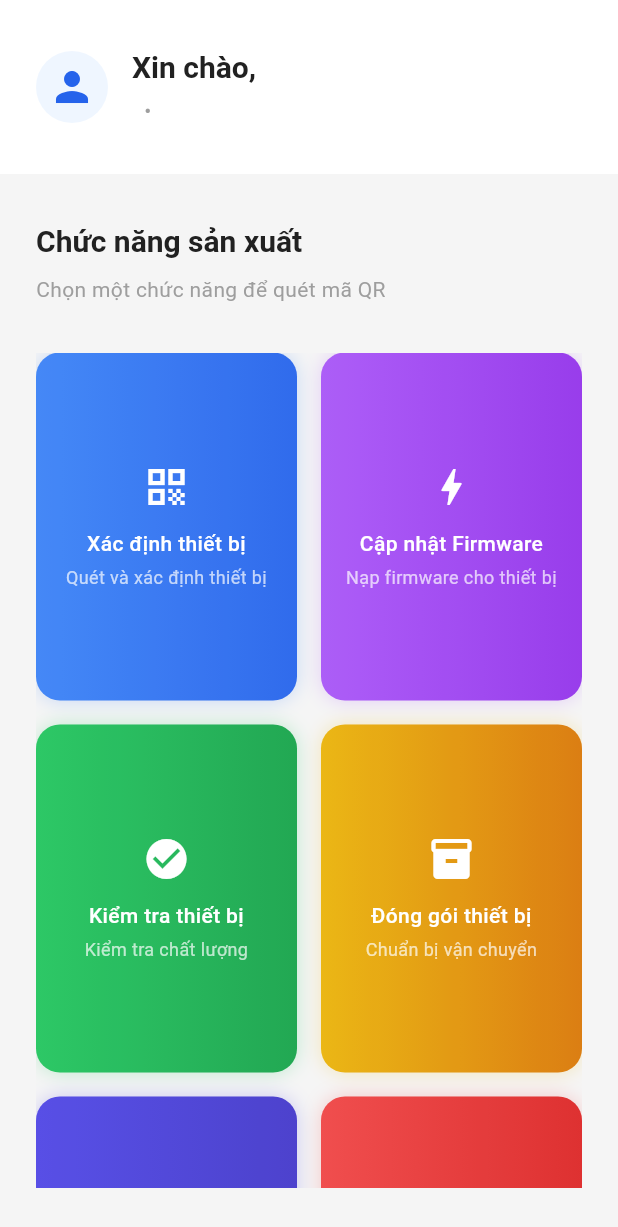
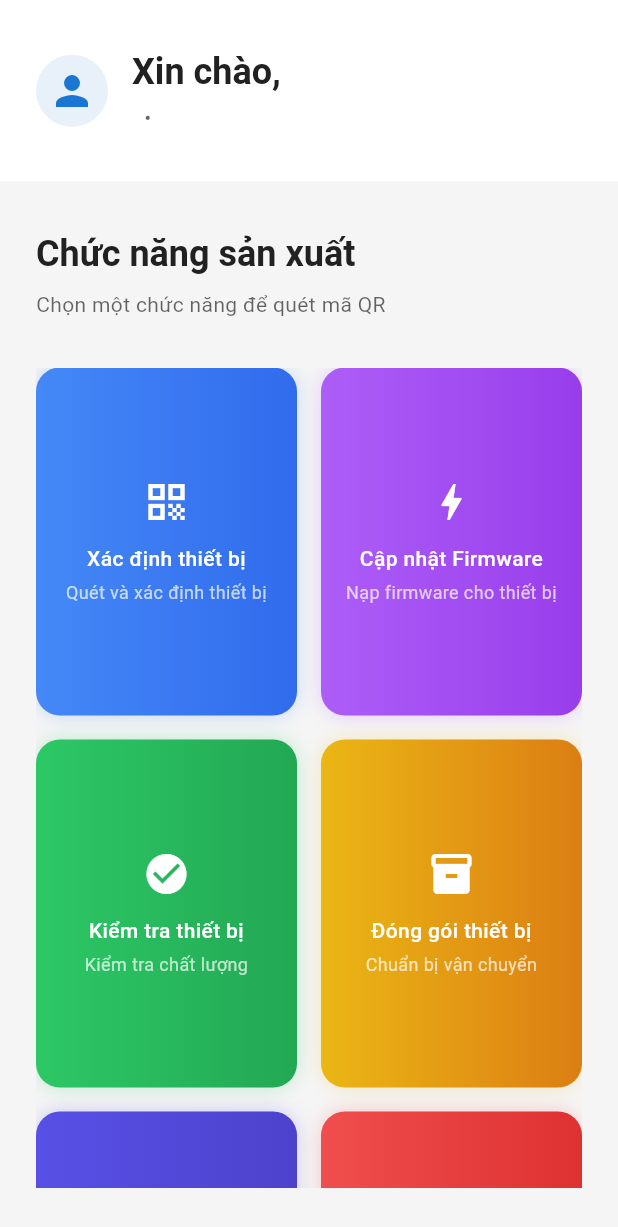
Before and after one commit to phamanhtuan-coder/sns_qr_tool, a Flutter app: the Dashboard screen opened directly with empty values, on a phone screen of 412 x 824 dp. Shown: the top 1227 px of the screen. Run offline on Flutter 3.47's test engine with Material 3 defaults, Android fonts, the phone set to English and light mode, and no system bars; our stand-ins replace device_info_plus, equatable, flutter_bloc, flutter_svg, get_it, logger and 2 more; missing offline and left inert: mobile_scanner; accounts and stored records are empty.

Commit message:
refactor: Update theme handling and improve UI consistency across screens

```diff
--- a/lib/presentation/screens/main_app.dart
+++ b/lib/presentation/screens/main_app.dart
@@ -50,9 +50,7 @@ class _MainAppState extends State<MainApp> {
     return ChangeNotifierProvider(
       create: (_) => ThemeProvider(),
       child: Consumer<ThemeProvider>(
-        builder: (context, themeProvider, _) => BlocProvider(
-          create: (context) => DashboardBloc(),
-          child: MaterialApp(
+        builder: (context, themeProvider, _) => MaterialApp(
           navigatorKey: _navigatorKey,
           debugShowCheckedModeBanner: false,
           theme: lightTheme,
@@ -112,7 +110,6 @@ class _MainAppState extends State<MainApp> {
           },
         ),
       ),
-      ),
     );
   }
 }
--- a/lib/presentation/widgets/dashboard.dart
+++ b/lib/presentation/widgets/dashboard.dart
@@ -66,7 +66,7 @@ class Dashboard extends StatelessWidget {
         child: Column(
           children: [
             Container(
-              color: Theme.of(context).cardColor,
+              color: Theme.of(context).colorScheme.surface,
               padding: const EdgeInsets.symmetric(horizontal: 24, vertical: 32),
               child: Row(
                 children: [
@@ -74,24 +74,44 @@ class Dashboard extends StatelessWidget {
                     width: 48,
                     height: 48,
                     decoration: BoxDecoration(
-                      color: const Color(0xFFEFF6FF),
+                      color: Theme.of(context).colorScheme.primary.withOpacity(0.1),
                       borderRadius: BorderRadius.circular(24),
                     ),
-                    child: const Icon(Icons.person, size: 32, color: Color(0xFF2563EB)),
+                    child: Icon(Icons.person,
+                      size: 32,
+                      color: Theme.of(context).colorScheme.primary
+                    ),
                   ),
                   const SizedBox(width: 16),
                   Column(
                     crossAxisAlignment: CrossAxisAlignment.start,
                     children: [
-                      Text('Xin chào, ${user.name}', style: Theme.of(context).textTheme.headlineSmall),
+                      Text(
+                        'Xin chào, ${user.name}',
+                        style: Theme.of(context).textTheme.headlineSmall
+                      ),
                       const SizedBox(height: 4),
                       Row(
                         children: [
-                          Text(user.role, style: const TextStyle(fontSize: 14, color: Colors.grey)),
+                          Text(user.role,
+                            style: TextStyle(
+                              fontSize: 14,
+                              color: Theme.of(context).colorScheme.onSurface.withOpacity(0.6)
+                            )
+                          ),
                           const SizedBox(width: 8),
-                          const Text('•', style: TextStyle(color: Colors.grey)),
+                          Text('•',
+                            style: TextStyle(
+                              color: Theme.of(context).colorScheme.onSurface.withOpacity(0.6)
+                            )
+                          ),
                           const SizedBox(width: 8),
-                          Text(user.department, style: const TextStyle(fontSize: 14, color: Colors.grey)),
+                          Text(user.department,
+                            style: TextStyle(
+                              fontSize: 14,
+                              color: Theme.of(context).colorScheme.onSurface.withOpacity(0.6)
+                            )
+                          ),
                         ],
                       ),
                     ],
@@ -105,9 +125,17 @@ class Dashboard extends StatelessWidget {
                 child: Column(
                   crossAxisAlignment: CrossAxisAlignment.start,
                   children: [
-                    Text('Chức năng sản xuất', style: Theme.of(context).textTheme.headlineSmall),
+                    Text('Chức năng sản xuất',
+                      style: Theme.of(context).textTheme.headlineSmall
+                    ),
                     const SizedBox(height: 8),
-                    const Text('Chọn một chức năng để quét mã QR', style: TextStyle(fontSize: 14, color: Colors.grey)),
+                    Text(
+                      'Chọn một chức năng để quét mã QR',
+                      style: TextStyle(
+                        fontSize: 14,
+                        color: Theme.of(context).colorScheme.onBackground.withOpacity(0.6)
+                      )
+                    ),
                     const SizedBox(height: 32),
                     Expanded(
                       child: GridView.builder(
--- a/lib/utils/theme.dart
+++ b/lib/utils/theme.dart
@@ -1,95 +1,92 @@
 import 'package:flutter/material.dart';
 import 'package:smart_net_qr_scanner/utils/app_colors.dart';
 
-final lightTheme = ThemeData(
+final ThemeData lightTheme = ThemeData(
   useMaterial3: true,
+  brightness: Brightness.light,
   primaryColor: AppColors.primary,
+  scaffoldBackgroundColor: AppColors.background,
   colorScheme: const ColorScheme.light(
     primary: AppColors.primary,
     secondary: AppColors.accent,
-    surface: AppColors.cardBackground,
+    surface: Colors.white,
+    background: AppColors.background,
     error: AppColors.error,
   ),
-  scaffoldBackgroundColor: AppColors.background,
-  cardColor: AppColors.cardBackground,
-  shadowColor: AppColors.shadowColor,
-  dividerColor: AppColors.dividerColor,
-  textTheme: const TextTheme(
-    headlineSmall: TextStyle(fontSize: 20, fontWeight: FontWeight.bold, color: AppColors.text),
-    bodyMedium: TextStyle(fontSize: 14, color: AppColors.textSecondary),
-  ),
-  elevatedButtonTheme: ElevatedButtonThemeData(
-    style: ElevatedButton.styleFrom(
-      backgroundColor: AppColors.primary,
-      foregroundColor: Colors.white,
-      shape: RoundedRectangleBorder(borderRadius: BorderRadius.circular(8)),
-    ),
+  cardTheme: CardThemeData(
+    color: AppColors.cardBackground,
+    elevation: 2,
+    shape: RoundedRectangleBorder(borderRadius: BorderRadius.circular(12)),
   ),
   inputDecorationTheme: InputDecorationTheme(
-    border: OutlineInputBorder(borderRadius: BorderRadius.circular(8)),
+    filled: true,
+    fillColor: Colors.white,
+    border: OutlineInputBorder(
+      borderRadius: BorderRadius.circular(12),
+      borderSide: BorderSide(color: AppColors.primary.withOpacity(0.2)),
+    ),
     enabledBorder: OutlineInputBorder(
-      borderRadius: BorderRadius.circular(8),
-      borderSide: const BorderSide(color: AppColors.dividerColor),
+      borderRadius: BorderRadius.circular(12),
+      borderSide: BorderSide(color: AppColors.primary.withOpacity(0.2)),
     ),
     focusedBorder: OutlineInputBorder(
-      borderRadius: BorderRadius.circular(8),
-      borderSide: const BorderSide(color: AppColors.primary, width: 2.0),
+      borderRadius: BorderRadius.circular(12),
+      borderSide: BorderSide(color: AppColors.primary),
     ),
-    fillColor: Colors.white,
-    filled: true,
+    labelStyle: TextStyle(color: AppColors.text),
+    hintStyle: TextStyle(color: AppColors.textSecondary),
   ),
-  appBarTheme: const AppBarTheme(
-    backgroundColor: AppColors.primary,
-    foregroundColor: Colors.white,
-    elevation: 0,
+  textTheme: TextTheme(
+    headlineLarge: TextStyle(color: AppColors.text, fontWeight: FontWeight.bold),
+    headlineMedium: TextStyle(color: AppColors.text, fontWeight: FontWeight.bold),
+    headlineSmall: TextStyle(color: AppColors.text, fontWeight: FontWeight.bold),
+    bodyLarge: TextStyle(color: AppColors.text),
+    bodyMedium: TextStyle(color: AppColors.text),
+    bodySmall: TextStyle(color: AppColors.textSecondary),
   ),
 );
 
-final darkTheme = ThemeData(
+final ThemeData darkTheme = ThemeData(
   useMaterial3: true,
+  brightness: Brightness.dark,
   primaryColor: AppColors.primary,
-  colorScheme: const ColorScheme.dark(
+  scaffoldBackgroundColor: AppColors.darkBackground,
+  colorScheme: ColorScheme.dark(
     primary: AppColors.primary,
     secondary: AppColors.accent,
-    surface: AppColors.darkCardBackground,
+    surface: AppColors.darkSurface,
+    background: AppColors.darkBackground,
     error: AppColors.error,
   ),
-  scaffoldBackgroundColor: AppColors.darkBackground,
-  cardColor: AppColors.darkCardBackground,
-  shadowColor: AppColors.shadowColor,
-  dividerColor: AppColors.darkDivider,
-  textTheme: const TextTheme(
-    headlineSmall: TextStyle(fontSize: 20, fontWeight: FontWeight.bold, color: AppColors.darkTextPrimary),
-    bodyMedium: TextStyle(fontSize: 14, color: AppColors.darkTextSecondary),
-  ),
-  elevatedButtonTheme: ElevatedButtonThemeData(
-    style: ElevatedButton.styleFrom(
-      backgroundColor: AppColors.primary,
-      foregroundColor: Colors.white,
-      shape: RoundedRectangleBorder(borderRadius: BorderRadius.circular(8)),
-    ),
+  cardTheme: CardThemeData(
+    color: AppColors.darkCardBackground,
+    elevation: 2,
+    shape: RoundedRectangleBorder(borderRadius: BorderRadius.circular(12)),
   ),
   inputDecorationTheme: InputDecorationTheme(
-    border: OutlineInputBorder(borderRadius: BorderRadius.circular(8)),
+    filled: true,
+    fillColor: AppColors.darkSurface,
+    border: OutlineInputBorder(
+      borderRadius: BorderRadius.circular(12),
+      borderSide: BorderSide(color: Colors.white.withOpacity(0.1)),
+    ),
     enabledBorder: OutlineInputBorder(
-      borderRadius: BorderRadius.circular(8),
-      borderSide: const BorderSide(color: AppColors.darkDivider),
+      borderRadius: BorderRadius.circular(12),
+      borderSide: BorderSide(color: Colors.white.withOpacity(0.1)),
     ),
     focusedBorder: OutlineInputBorder(
-      borderRadius: BorderRadius.circular(8),
-      borderSide: const BorderSide(color: AppColors.primary, width: 2.0),
+      borderRadius: BorderRadius.circular(12),
+      borderSide: BorderSide(color: AppColors.primary),
     ),
-    fillColor: AppColors.darkSurface,
-    filled: true,
-    labelStyle: const TextStyle(color: AppColors.darkTextSecondary),
-    hintStyle: TextStyle(color: AppColors.darkTextSecondary.withOpacity(0.7)),
+    labelStyle: TextStyle(color: Colors.white70),
+    hintStyle: TextStyle(color: Colors.white54),
   ),
-  appBarTheme: const AppBarTheme(
-    backgroundColor: AppColors.darkHeaderBackground,
-    foregroundColor: Colors.white,
-    elevation: 0,
-  ),
-  iconTheme: const IconThemeData(
-    color: AppColors.darkTextPrimary,
+  textTheme: TextTheme(
+    headlineLarge: const TextStyle(color: Colors.white, fontWeight: FontWeight.bold),
+    headlineMedium: const TextStyle(color: Colors.white, fontWeight: FontWeight.bold),
+    headlineSmall: const TextStyle(color: Colors.white, fontWeight: FontWeight.bold),
+    bodyLarge: const TextStyle(color: Colors.white),
+    bodyMedium: const TextStyle(color: Colors.white),
+    bodySmall: TextStyle(color: Colors.white.withOpacity(0.7)),
   ),
 );
```
Also changed, not shown: lib/presentation/widgets/login_page.dart (+6 -38 lines), lib/presentation/widgets/qr_scanner_screen.dart (+11 -2 lines), lib/utils/theme_provider.dart (+13 -22 lines). Lines whose indentation alone changed are shown as unchanged.
